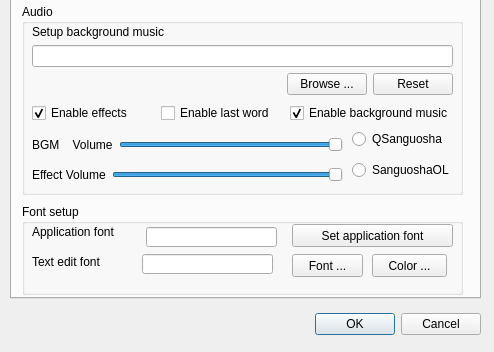
Before: the Qt Designer form src/dialog/configdialog.ui in Lycio/FolkExtensionMod, drawn with Qt 5; both pictures show x 0 to 494 and y 182 to 534 of the 494 by 534 pixel window.
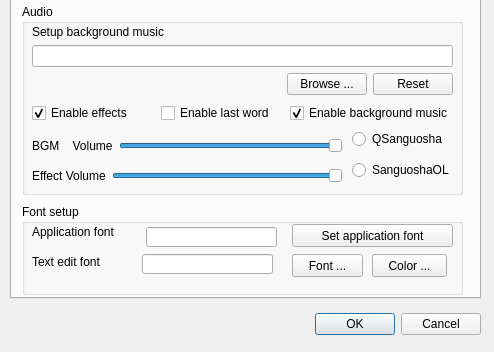
After: the same form once the commit is applied.

The edit to the form file:
```diff
--- a/src/dialog/configdialog.ui
+++ b/src/dialog/configdialog.ui
@@ -149,7 +149,7 @@
         <x>10</x>
         <y>130</y>
         <width>311</width>
-        <height>21</height>
+        <height>23</height>
        </rect>
       </property>
       <layout class="QHBoxLayout" name="horizontalLayout_5">
@@ -184,7 +184,7 @@
         <x>10</x>
         <y>160</y>
         <width>311</width>
-        <height>21</height>
+        <height>23</height>
        </rect>
       </property>
       <layout class="QHBoxLayout" name="horizontalLayout_6">
```
